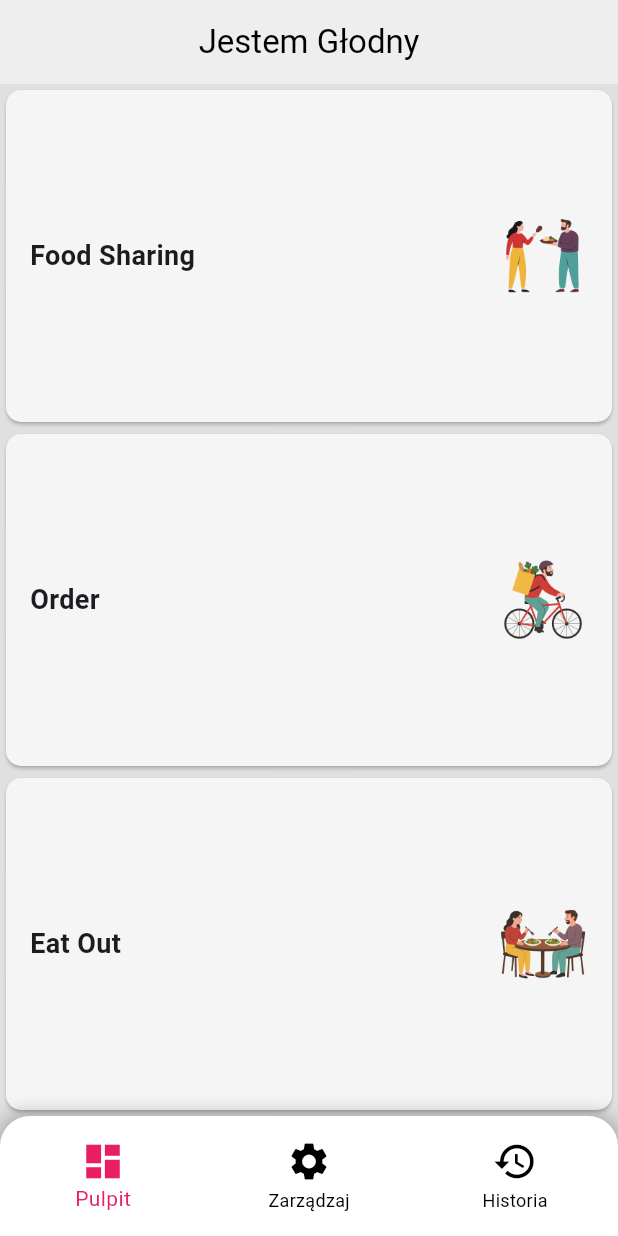
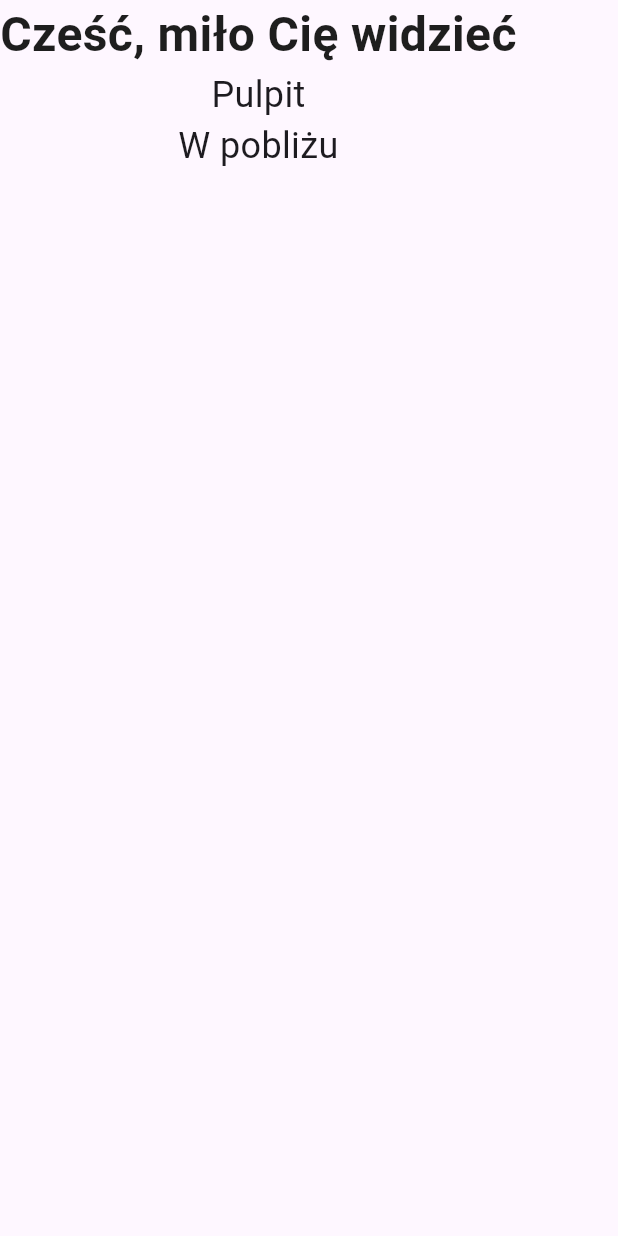
Before and after one commit to kn-kraken/globalworth-ecokraken-jestemg-odny, a Flutter app: the screen it shows after launch, on a phone screen of 412 x 824 dp. Run offline on Flutter 3.47's test engine with Material 3 defaults, Android fonts, the phone set to English and light mode, and no system bars.

Commit message:
Main screen

```diff
--- a/jestem_glodny/lib/main.dart
+++ b/jestem_glodny/lib/main.dart
@@ -1,4 +1,6 @@
 import 'package:flutter/material.dart';
+import 'package:jestem_glodny/screens/main_screen.dart';
+import 'package:jestem_glodny/style/constants.dart';
 
 void main() {
   runApp(MyApp());
@@ -9,7 +11,7 @@
 
   @override
   Widget build(BuildContext context) {
-    return MaterialApp(debugShowCheckedModeBanner: false, home: HomeScreen());
+    return MaterialApp(debugShowCheckedModeBanner: false, home: MainScreen());
   }
 }
 
@@ -26,7 +28,8 @@
         centerTitle: true,
         iconTheme: IconThemeData(color: Colors.black),
       ),
-      backgroundColor: Colors.grey[300],
+      backgroundColor: AppColors.background1,
+
       body: Column(
         children: [
           Expanded(
@@ -94,7 +97,8 @@
   final String image;
   final Widget targetScreen;
 
-  const FoodOption({super.key,
+  const FoodOption({
+    super.key,
     required this.title,
     required this.image,
     required this.targetScreen,
--- /dev/null
+++ b/jestem_glodny/lib/screens/main_screen.dart
@@ -0,0 +1,21 @@
+import 'package:flutter/material.dart';
+import 'package:jestem_glodny/style/constants.dart';
+
+class MainScreen extends StatelessWidget {
+  const MainScreen({super.key});
+
+  @override
+  Widget build(BuildContext context) {
+    return Scaffold(
+      // appBar: AppBar(title: Text(title)),
+      drawer: Drawer(),
+      body: Column(
+        children: [
+          Text("Cześć, miło Cię widzieć", style: AppStyles.mainBold),
+          Text("Pulpit", style: TextStyle(fontSize: 24)),
+          Text("W pobliżu", style: TextStyle(fontSize: 24)),
+        ],
+      ),
+    );
+  }
+}
--- /dev/null
+++ b/jestem_glodny/lib/style/constants.dart
@@ -0,0 +1,22 @@
+import 'package:flutter/material.dart';
+
+class AppColors {
+  AppColors._();
+  static const Color primary1 = Color(0xFFBB142E);
+  static const Color primary2 = Color(0xFFC72035);
+
+  static const Color background1 = Color(0xFFEBEBEB);
+  static const Color background2 = Color(0xFFFCFCFC);
+
+  static const Color text1 = Color(0xFF1E1E1E);
+  static const Color text2 = Color(0xFF4B4B4B);
+}
+
+class AppStyles {
+  AppStyles._();
+  static const TextStyle mainBold = TextStyle(
+    color: AppColors.text1,
+    fontSize: 32,
+    fontWeight: FontWeight.w700,
+  );
+}
--- a/jestem_glodny/pubspec.yaml
+++ b/jestem_glodny/pubspec.yaml
@@ -34,6 +34,7 @@ dependencies:
   # The following adds the Cupertino Icons font to your application.
   # Use with the CupertinoIcons class for iOS style icons.
   cupertino_icons: ^1.0.8
+  provider: ^6.1.4
 
 dev_dependencies:
   flutter_test:
```
Also changed, not shown: jestem_glodny/lib/style/quick_access_panel.dart (added, +62 -0 lines), jestem_glodny/lib/screens/detail_screen.dart (renamed from jestem_glodny/lib/detail_screen.dart), jestem_glodny/pubspec.lock.
